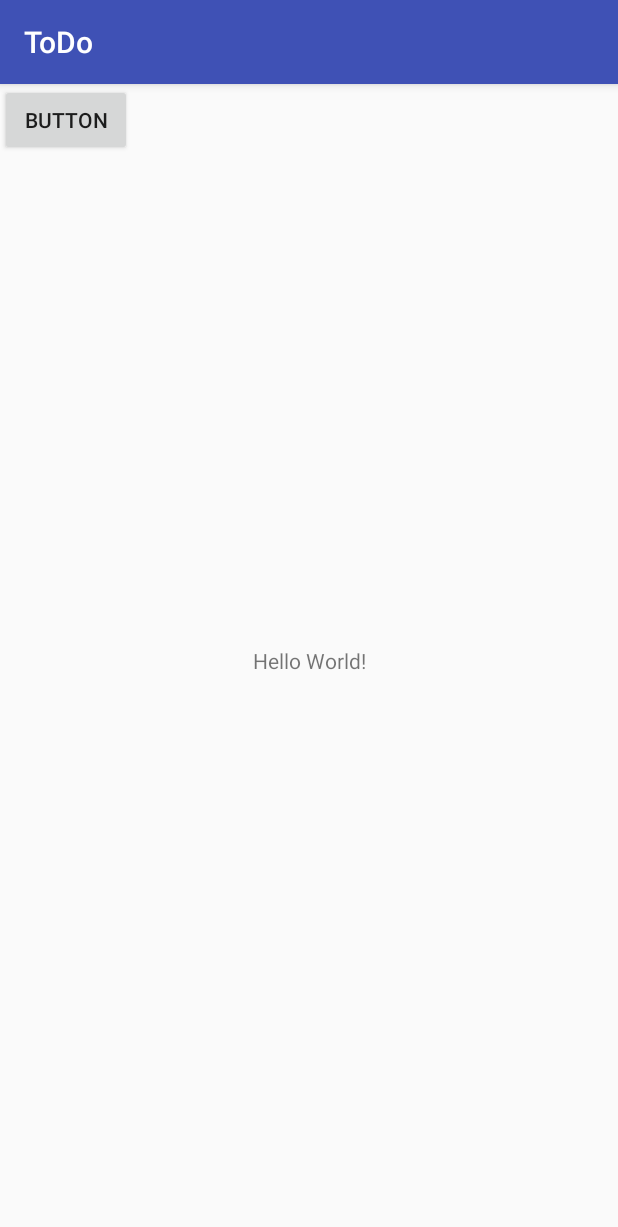
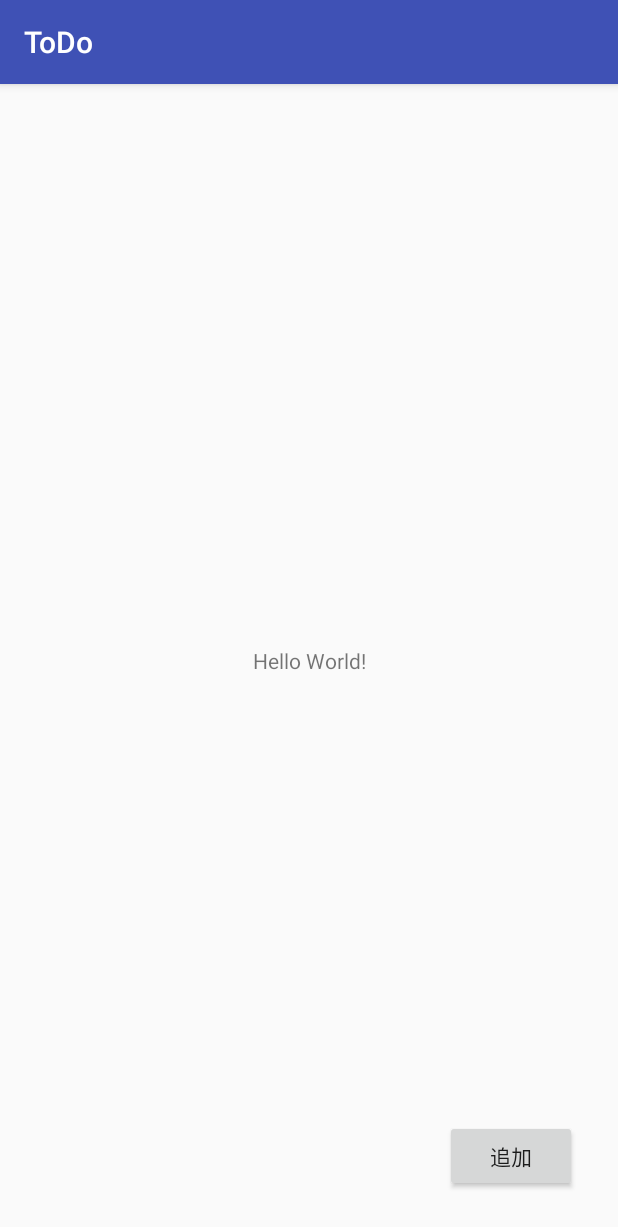
Before and after one commit to SOMPO-Systems-Agile-Community/ToDo, an Android app: the screen it shows after launch (MainActivity), on a phone screen of 412 x 824 dp. Shown: the top 1227 px of the screen. Run offline under Robolectric (Android 15) with nearby library versions, the phone set to English and light mode, and no system bars.

Commit message:
ボタン名称の変更

```diff
--- a/app/src/main/res/layout/activity_main.xml
+++ b/app/src/main/res/layout/activity_main.xml
@@ -19,8 +19,10 @@
         android:id="@+id/button"
         android:layout_width="wrap_content"
         android:layout_height="wrap_content"
-        android:text="Button"
-        tools:layout_editor_absoluteX="269dp"
-        tools:layout_editor_absoluteY="434dp" />
+        android:layout_marginBottom="29dp"
+        android:layout_marginEnd="27dp"
+        android:text="追加"
+        app:layout_constraintBottom_toBottomOf="parent"
+        app:layout_constraintEnd_toEndOf="parent" />
 
 </android.support.constraint.ConstraintLayout>
```
